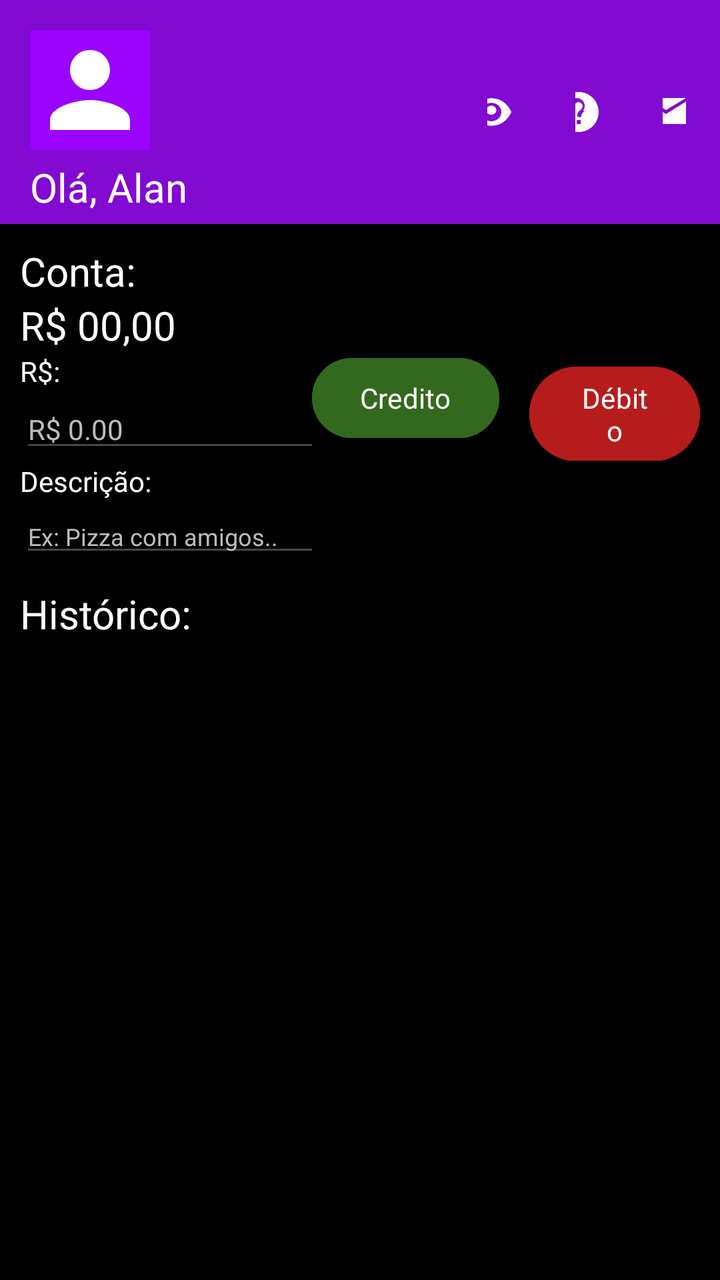
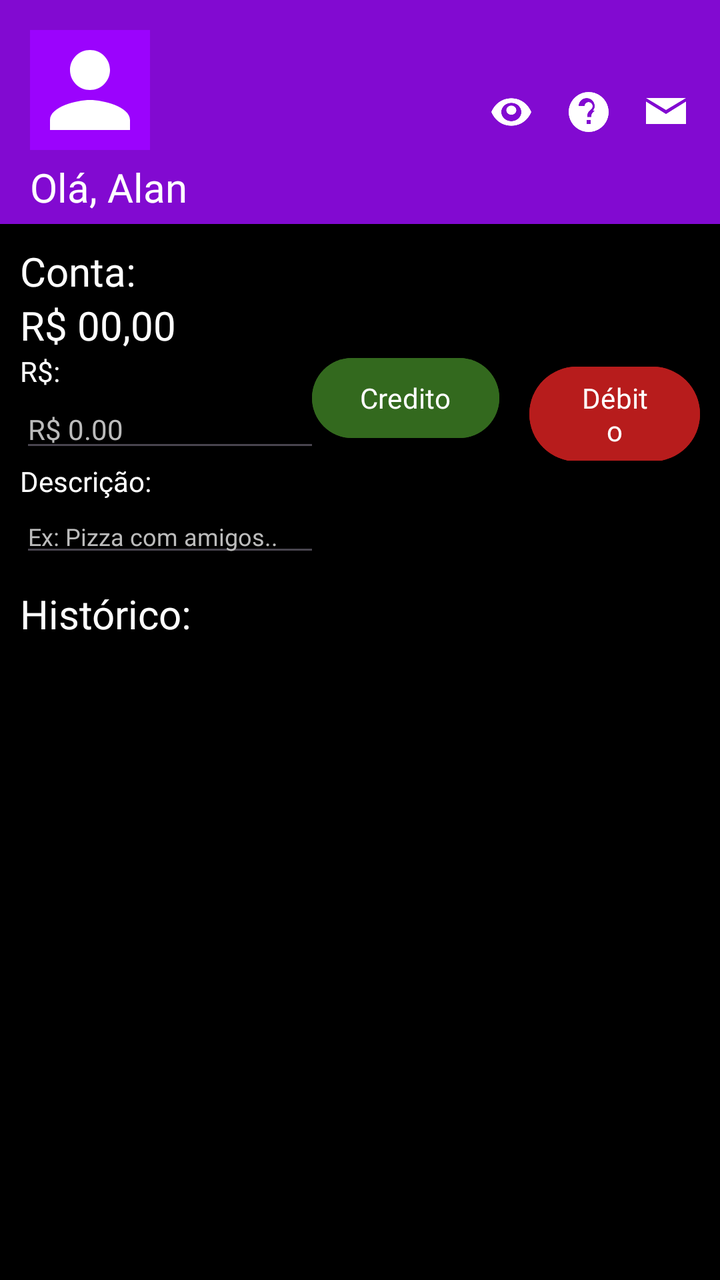

Compare the two renders of this Android layout. The source of the first and the diff that turns it into the second are given below.
<!-- AndroidManifest.xml: application theme Theme.TaffeBank -->
<!-- res/layout/activity_main.xml -->
<?xml version="1.0" encoding="utf-8"?>
<androidx.constraintlayout.widget.ConstraintLayout xmlns:android="http://schemas.android.com/apk/res/android"
    xmlns:app="http://schemas.android.com/apk/res-auto"
    xmlns:tools="http://schemas.android.com/tools"
    android:id="@+id/main"
    android:layout_width="match_parent"
    android:layout_height="match_parent"
    android:background="#000000"
    tools:context=".MainActivity">

    <LinearLayout
        android:layout_width="match_parent"
        android:layout_height="wrap_content"
        android:orientation="vertical"
        tools:ignore="MissingConstraints">

        <LinearLayout
            android:layout_width="match_parent"
            android:layout_height="wrap_content"
            android:orientation="horizontal"
            tools:ignore="MissingConstraints">

            <FrameLayout
                android:layout_width="match_parent"
                android:layout_height="wrap_content"
                android:background="#820AD1">

                <LinearLayout
                    android:layout_width="match_parent"
                    android:layout_height="match_parent"
                    android:orientation="horizontal">

                    <LinearLayout
                        android:layout_width="wrap_content"
                        android:layout_height="wrap_content"
                        android:orientation="vertical">

                        <FrameLayout
                            android:layout_width="match_parent"
                            android:layout_height="match_parent">

                            <ImageView
                                android:id="@+id/imageView2"
                                android:layout_width="60dp"
                                android:layout_height="60dp"
                                android:layout_marginStart="15dp"
                                android:layout_marginLeft="15dp"
                                android:layout_marginTop="15dp"
                                android:layout_marginEnd="15dp"
                                android:layout_marginRight="15dp"
                                android:layout_marginBottom="0dp"
                                android:background="#9B03FD"
                                app:srcCompat="@drawable/user_icon" />
                        </FrameLayout>

                        <LinearLayout
                            android:layout_width="wrap_content"
                            android:layout_height="wrap_content"
                            android:orientation="horizontal">

                            <TextView
                                android:id="@+id/textView"
                                android:layout_width="wrap_content"
                                android:layout_height="wrap_content"
                                android:layout_gravity="center|start"
                                android:fontFamily="@font/sora_medium"
                                android:paddingStart="15dp"
                                android:paddingLeft="15dp"
                                android:paddingTop="5dp"
                                android:paddingEnd="15dp"
                                android:paddingRight="15dp"
                                android:paddingBottom="5dp"
                                android:shadowColor="#FFFFFF"
                                android:text="Olá, Alan"
                                android:textColor="#FFFFFF"
                                android:textSize="20sp" />

                        </LinearLayout>

                    </LinearLayout>

                    <LinearLayout
                        android:layout_width="wrap_content"
                        android:layout_height="match_parent"
                        android:orientation="horizontal"
                        android:paddingStart="120dp">

                        <TextView
                            android:id="@+id/textView5"
                            android:layout_width="wrap_content"
                            android:layout_height="wrap_content"
                            android:layout_gravity="center"
                            android:layout_margin="15dp"
                            android:layout_weight="1"
                            android:drawableEnd="@drawable/ic_eye" />

                        <TextView
                            android:id="@+id/textView9"
                            android:layout_width="wrap_content"
                            android:layout_height="wrap_content"
                            android:layout_gravity="center"
                            android:layout_margin="15dp"
                            android:layout_weight="1"
                            android:drawableEnd="@drawable/ic_question_mark"/>

                        <TextView
                            android:id="@+id/textView7"
                            android:layout_width="wrap_content"
                            android:layout_height="wrap_content"
                            android:layout_gravity="center"
                            android:layout_margin="15dp"
                            android:layout_weight="1"
                            android:drawableEnd="@drawable/ic_email"/>
                    </LinearLayout>

                </LinearLayout>

            </FrameLayout>
        </LinearLayout>

        <LinearLayout
            android:layout_width="match_parent"
            android:layout_height="match_parent"
            android:orientation="horizontal"
            android:padding="10dp"
            android:paddingBottom="35dp">

            <LinearLayout
                android:layout_width="wrap_content"
                android:layout_height="wrap_content"
                android:layout_weight="1"
                android:orientation="vertical">

                <TextView
                    android:id="@+id/textView2"
                    android:layout_width="wrap_content"
                    android:layout_height="wrap_content"
                    android:layout_weight="1"
                    android:fontFamily="@font/sora_medium"
                    android:text="Conta:"
                    android:textColor="#FFFFFF"
                    android:textSize="20sp" />

                <TextView
                    android:id="@+id/saldo"
                    android:layout_width="wrap_content"
                    android:layout_height="wrap_content"
                    android:layout_weight="1"
                    android:fontFamily="@font/sora_medium"
                    android:gravity="right"
                    android:shadowColor="#FFFFFF"
                    android:text="R$ 00,00"
                    android:textColor="#FFFFFF"
                    android:textSize="20sp" />

                <TextView
                    android:id="@+id/textView4"
                    android:layout_width="match_parent"
                    android:layout_height="wrap_content"
                    android:layout_weight="1"
                    android:fontFamily="@font/sora_medium"
                    android:text="R$:"
                    android:textColor="#FFFFFF" />

                <EditText
                    android:id="@+id/valorInsert"
                    android:layout_width="150dp"
                    android:layout_height="wrap_content"
                    android:layout_weight="1"
                    android:ems="10"
                    android:fontFamily="@font/sora_medium"
                    android:hint="R$ 0.00"
                    android:inputType="numberDecimal"
                    android:textColor="#FFFFFF"
                    android:textColorHint="#BCBCBC"
                    android:textSize="14sp" />

                <TextView
                    android:id="@+id/textView3"
                    android:layout_width="match_parent"
                    android:layout_height="wrap_content"
                    android:layout_weight="1"
                    android:fontFamily="@font/sora_medium"
                    android:text="Descrição:"
                    android:textColor="#FFFFFF" />

                <EditText
                    android:id="@+id/descricao"
                    android:layout_width="150dp"
                    android:layout_height="wrap_content"
                    android:layout_weight="1"
                    android:ems="10"
                    android:hint="Ex: Pizza com amigos.."
                    android:inputType="text"
                    android:textColor="#FFFFFF"
                    android:textColorHint="#BCBCBC"
                    android:textSize="12sp"
                    android:fontFamily="@font/sora_medium" />
            </LinearLayout>

            <LinearLayout
                android:layout_width="wrap_content"
                android:layout_height="wrap_content"
                android:layout_gravity="center"
                android:layout_weight="1"
                android:orientation="horizontal">

                <Button
                    android:id="@+id/btncredito"
                    android:layout_width="wrap_content"
                    android:layout_height="wrap_content"
                    android:layout_marginEnd="15dp"
                    android:backgroundTint="#33691E"
                    android:fontFamily="@font/sora_medium"
                    android:text="Credito" />

                <Button
                    android:id="@+id/btndebito"
                    android:layout_width="wrap_content"
                    android:layout_height="wrap_content"
                    android:backgroundTint="#B71C1C"
                    android:fontFamily="@font/sora_medium"
                    android:text="Débito" />
            </LinearLayout>

        </LinearLayout>

        <TextView
            android:id="@+id/textView6"
            android:layout_width="wrap_content"
            android:layout_height="wrap_content"
            android:layout_weight="1"
            android:fontFamily="@font/sora_medium"
            android:paddingStart="10dp"
            android:text="Histórico:"
            android:textColor="#FFFFFF"
            android:textSize="20sp" />

        <androidx.recyclerview.widget.RecyclerView
            android:id="@+id/recyclerViewAlunos"
            android:layout_width="match_parent"
            android:layout_height="wrap_content"
            android:layout_marginStart="10dp"
            android:layout_marginTop="16dp"
            android:layout_marginEnd="10dp"
            android:background="#FFFFFF" />
    </LinearLayout>

</androidx.constraintlayout.widget.ConstraintLayout>
<!-- resources referenced by this layout -->
<resources>
  <!-- drawable ic_email (drawable) -->
  <?xml version="1.0" encoding="utf-8"?>
  <vector xmlns:android="http://schemas.android.com/apk/res/android"
      android:width="24dp"
      android:height="24dp"
      android:viewportWidth="24"
      android:viewportHeight="24">
      <path
          android:fillColor="#FFFFFF"
          android:pathData="M12,13L2,6.76V18h20V6.76L12,13zM12,11L22,5H2l10,6z"/>
  </vector>
  <!-- drawable ic_eye (drawable) -->
  <?xml version="1.0" encoding="utf-8"?>
  <vector xmlns:android="http://schemas.android.com/apk/res/android"
      android:width="24dp"
      android:height="22dp"
      android:viewportWidth="24"
      android:viewportHeight="24">
      <path
          android:fillColor="#FFFFFF"
          android:pathData="M12,4.5C7.5,4.5 3.8,7.36 2,12c1.8,4.64 5.5,7.5 10,7.5s8.2,-2.86 10,-7.5c-1.8,-4.64 -5.5,-7.5 -10,-7.5zM12,17c-2.76,0 -5,-2.24 -5,-5s2.24,-5 5,-5 5,2.24 5,5 -2.24,5 -5,5zM12,8.5C10.62,8.5 9.5,9.62 9.5,11S10.62,13.5 12,13.5 14.5,12.38 14.5,11 13.38,8.5 12,8.5z"/>
  </vector>
  <!-- drawable ic_question_mark (drawable) -->
  <?xml version="1.0" encoding="utf-8"?>
  <vector xmlns:android="http://schemas.android.com/apk/res/android"
      android:width="24dp"
      android:height="24dp"
      android:viewportWidth="24"
      android:viewportHeight="24">
      <path
          android:fillColor="#FFFF"
          android:pathData="M12,2C6.48,2 2,6.48 2,12s4.48,10 10,10 10,-4.48 10,-10S17.52,2 12,2zM13,18h-2v-2h2v2zM15.07,11.25l-0.9,0.92c-0.51,0.51 -0.85,0.92 -0.85,2.33h-2v-0.5c0,-1.11 0.34,-1.8 0.88,-2.34l1.17,-1.17c0.37,-0.37 0.59,-0.88 0.59,-1.41 0,-1.1 -0.9,-2 -2,-2 -1.1,0 -2,0.9 -2,2H7c0,-2.21 1.79,-4 4,-4s4,1.79 4,4c0,0.88 -0.36,1.68 -0.93,2.25z"/>
  </vector>
  <!-- drawable user_icon (drawable) -->
  <?xml version="1.0" encoding="utf-8"?>
  <vector xmlns:android="http://schemas.android.com/apk/res/android"
      android:width="24dp"
      android:height="24dp"
      android:viewportWidth="24"
      android:viewportHeight="24">
  
      <path
          android:fillColor="#FFFFFF"
          android:pathData="M12,12c2.21,0 4,-1.79 4,-4s-1.79,-4 -4,-4 -4,1.79 -4,4 1.79,4 4,4zM12,14c-2.67,0 -8,1.34 -8,4v2h16v-2c0,-2.66 -5.33,-4 -8,-4z"/>
  </vector>
  <style name="Theme.TaffeBank" parent="Base.Theme.TaffeBank" />
  <style name="Base.Theme.TaffeBank" parent="Theme.Material3.DayNight.NoActionBar">
          
          
      </style>
</resources>

<!-- the commit's change to res/layout/activity_main.xml (unified diff, before → after) -->
@@ -99,9 +99,8 @@
                             android:layout_width="wrap_content"
                             android:layout_height="wrap_content"
                             android:layout_gravity="center"
-                            android:layout_margin="15dp"
                             android:layout_weight="1"
-                            android:drawableEnd="@drawable/ic_question_mark"/>
+                            android:drawableEnd="@drawable/ic_question_mark" />
 
                         <TextView
                             android:id="@+id/textView7"
